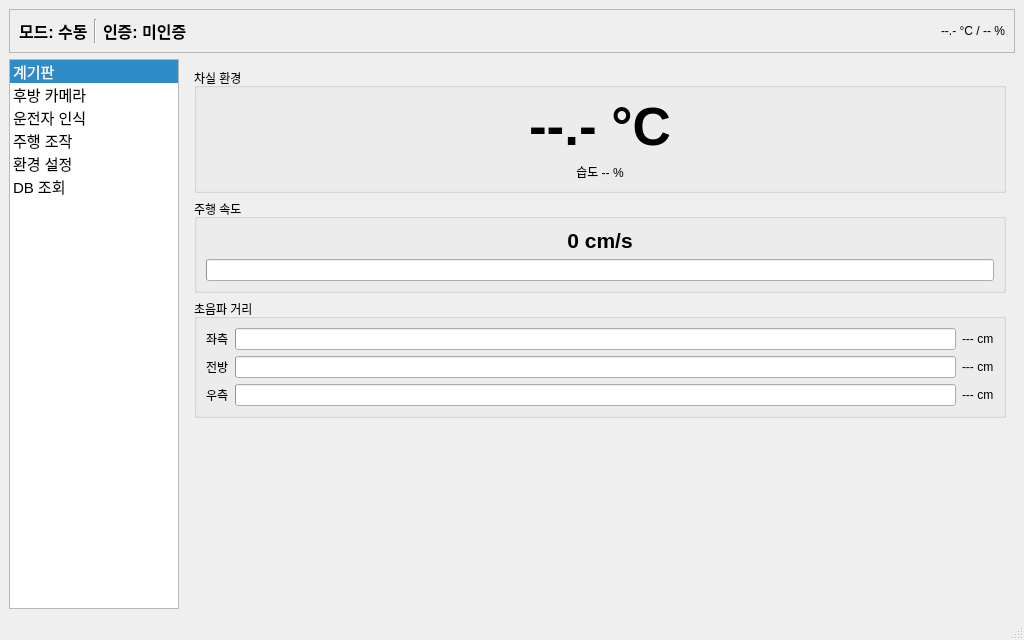
First picture: the form in mainwindow.ui, repository Kevin-jwd/HMI-qt, before the edit.
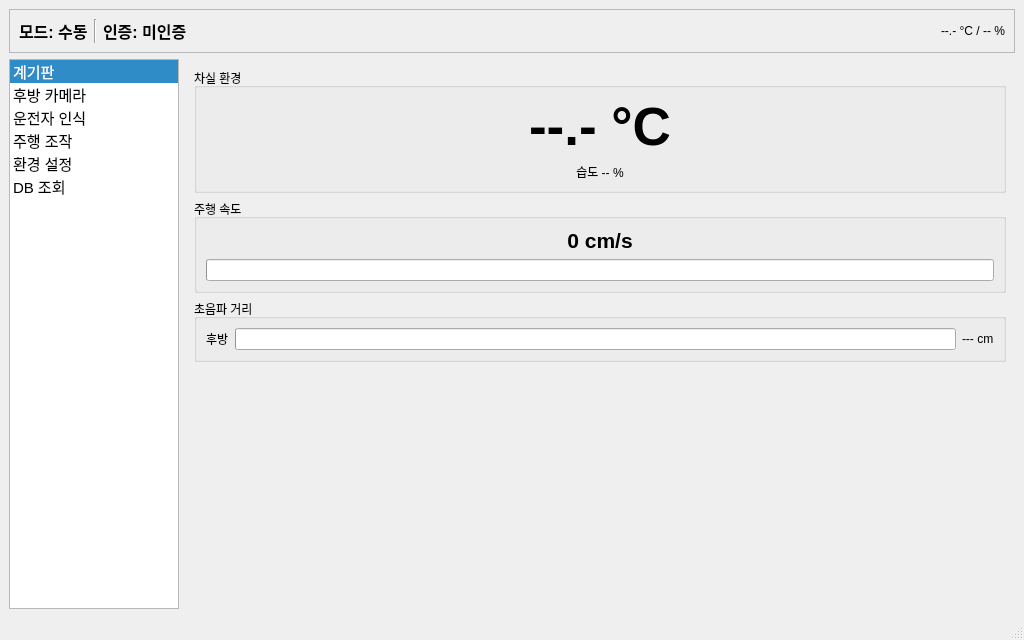
Second picture: the form after the edit. The open tabs and pages were chosen to show the change.

Diff of the .ui file:
```diff
--- a/mainwindow.ui
+++ b/mainwindow.ui
@@ -213,41 +213,7 @@
              <string>초음파 거리</string>
             </property>
             <layout class="QGridLayout" name="layUltrasonic">
-             <item row="0" column="0">
-              <widget class="QLabel" name="lblUltraLeftName">
-               <property name="text">
-                <string>좌측</string>
-               </property>
-              </widget>
-             </item>
              <item row="0" column="1">
-              <widget class="QProgressBar" name="pbUltraLeft">
-               <property name="maximum">
-                <number>200</number>
-               </property>
-               <property name="value">
-                <number>0</number>
-               </property>
-               <property name="textVisible">
-                <bool>false</bool>
-               </property>
-              </widget>
-             </item>
-             <item row="0" column="2">
-              <widget class="QLabel" name="lblUltraLeft">
-               <property name="text">
-                <string>--- cm</string>
-               </property>
-              </widget>
-             </item>
-             <item row="1" column="0">
-              <widget class="QLabel" name="lblUltraFrontName">
-               <property name="text">
-                <string>전방</string>
-               </property>
-              </widget>
-             </item>
-             <item row="1" column="1">
               <widget class="QProgressBar" name="pbUltraFront">
                <property name="maximum">
                 <number>200</number>
@@ -260,40 +226,20 @@
                </property>
               </widget>
              </item>
-             <item row="1" column="2">
+             <item row="0" column="0">
+              <widget class="QLabel" name="lblUltraFrontName">
+               <property name="text">
+                <string>후방</string>
+               </property>
+              </widget>
+             </item>
+             <item row="0" column="2">
               <widget class="QLabel" name="lblUltraFront">
                <property name="text">
                 <string>--- cm</string>
                </property>
               </widget>
              </item>
-             <item row="2" column="0">
-              <widget class="QLabel" name="lblUltraRightName">
-               <property name="text">
-                <string>우측</string>
-               </property>
-              </widget>
-             </item>
-             <item row="2" column="1">
-              <widget class="QProgressBar" name="pbUltraRight">
-               <property name="maximum">
-                <number>200</number>
-               </property>
-               <property name="value">
-                <number>0</number>
-               </property>
-               <property name="textVisible">
-                <bool>false</bool>
-               </property>
-              </widget>
-             </item>
-             <item row="2" column="2">
-              <widget class="QLabel" name="lblUltraRight">
-               <property name="text">
-                <string>--- cm</string>
-               </property>
-              </widget>
-             </item>
             </layout>
            </widget>
           </item>
```
Left out of the diff: 160 changed lines with no effect on the pictures.
